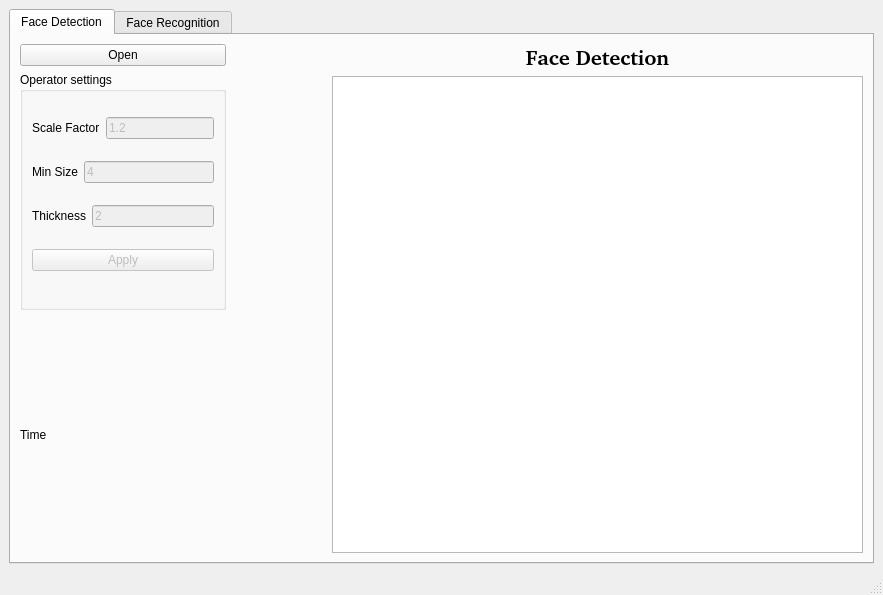
Above: gui.ui from zeyad-kay/pca before the change. Below: the same form after it.
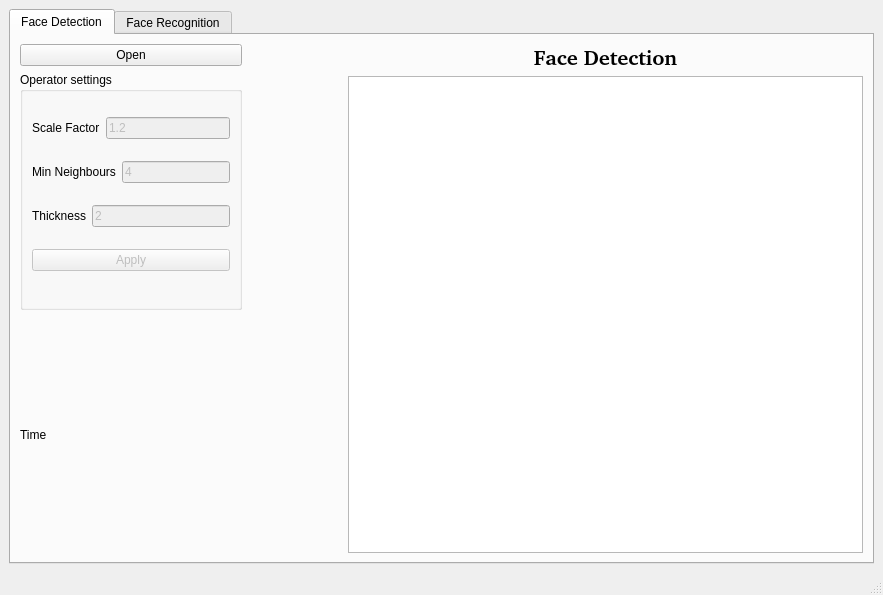
That is the form after the change. Custom widgets are drawn as their Qt base class.

What changed in the file:
```diff
--- a/gui.ui
+++ b/gui.ui
@@ -78,7 +78,7 @@
                <item>
                 <widget class="QLabel" name="label4_9">
                  <property name="text">
-                  <string>Min Size</string>
+                  <string>Min Neighbours</string>
                  </property>
                 </widget>
                </item>
```
